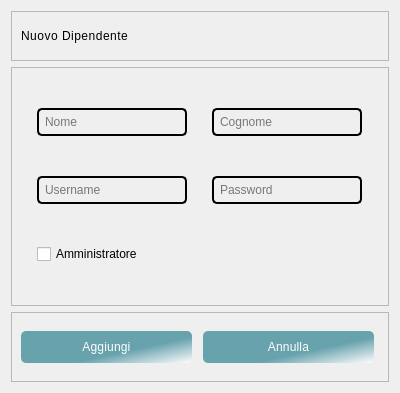
Above: gui_add_personale.ui from NicolaMochi/GestionaleOrdinazioni before the change. Below: the same form after it.
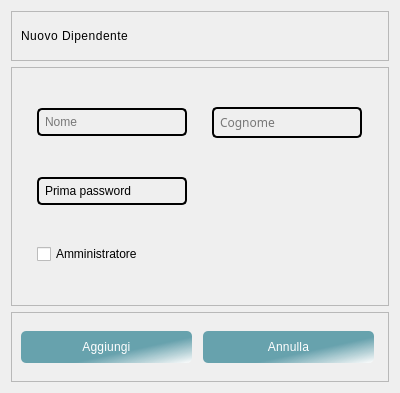
That is the form after the change.

```diff
--- a/gui_add_personale.ui
+++ b/gui_add_personale.ui
@@ -85,31 +85,6 @@
         </property>
        </widget>
       </item>
-      <item row="2" column="0">
-       <widget class="QLineEdit" name="lineEdit_3">
-        <property name="minimumSize">
-         <size>
-          <width>50</width>
-          <height>0</height>
-         </size>
-        </property>
-        <property name="maximumSize">
-         <size>
-          <width>150</width>
-          <height>16777215</height>
-         </size>
-        </property>
-        <property name="styleSheet">
-         <string notr="true">border: 2px solid black;
-border-radius: 5px;
-background-color:transparent;
-padding: 4px;</string>
-        </property>
-        <property name="placeholderText">
-         <string>Username</string>
-        </property>
-       </widget>
-      </item>
       <item row="0" column="0">
        <widget class="QLineEdit" name="lineEdit">
         <property name="minimumSize">
@@ -149,6 +124,11 @@
           <height>16777215</height>
          </size>
         </property>
+        <property name="font">
+         <font>
+          <family>Poppins</family>
+         </font>
+        </property>
         <property name="styleSheet">
          <string notr="true">border: 2px solid black;
 border-radius: 5px;
@@ -160,8 +140,8 @@
         </property>
        </widget>
       </item>
-      <item row="2" column="1">
-       <widget class="QLineEdit" name="lineEdit_4">
+      <item row="1" column="0">
+       <widget class="QLineEdit" name="lineEdit_password_personale">
         <property name="minimumSize">
          <size>
           <width>50</width>
@@ -180,6 +160,9 @@
 background-color:transparent;
 padding: 4px;</string>
         </property>
+        <property name="text">
+         <string>Prima password</string>
+        </property>
         <property name="placeholderText">
          <string>Password</string>
         </property>
```
Left out of the diff: 6 changed lines with no effect on the pictures.
